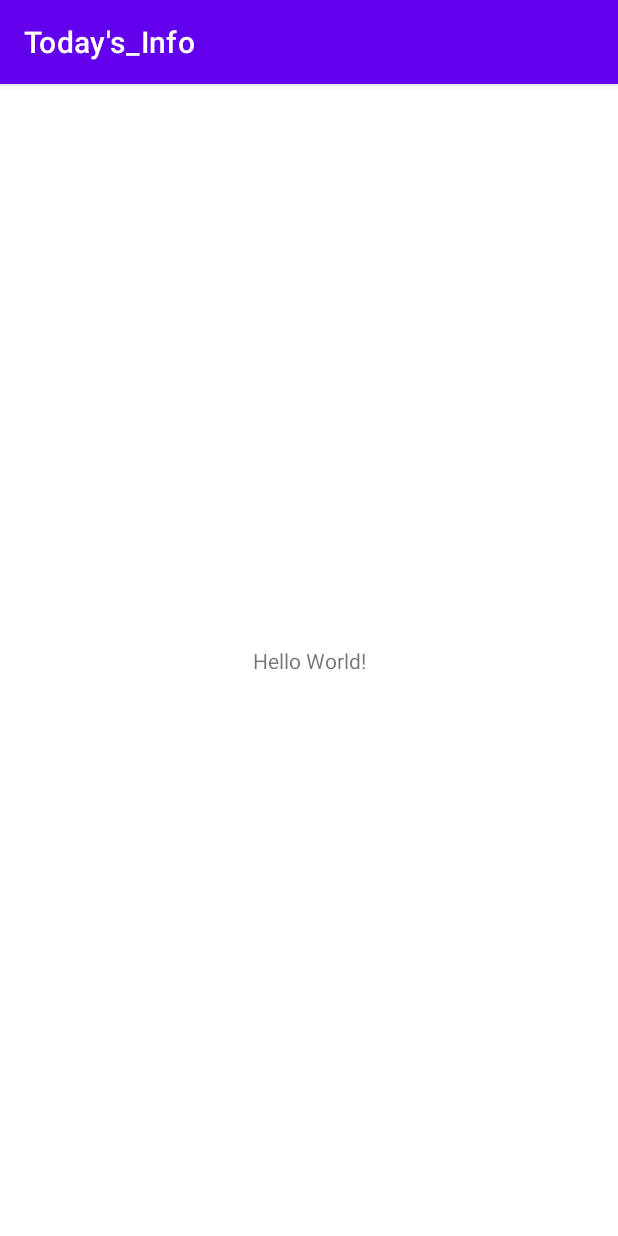
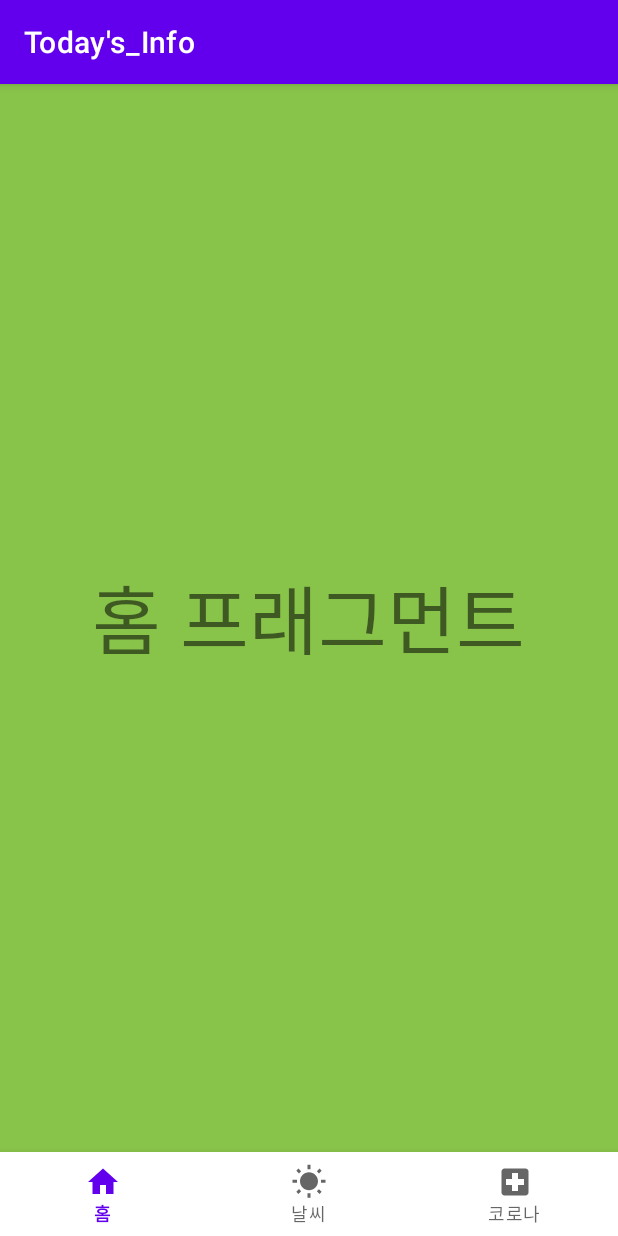
Before and after one commit to let0000/Todays_Info, an Android app: the screen it shows after launch (MainActivity), on a phone screen of 412 x 824 dp. Run offline under Robolectric (Android 15) with nearby library versions, the phone set to English and light mode, and no system bars; our stand-ins replace navigation-ui.

Commit message:
바텀네비게이션 기능 추가

```diff
--- /dev/null
+++ b/app/src/main/java/com/jignong/todays_info/Fragments/HomeFragment.kt
@@ -0,0 +1,32 @@
+package com.jignong.todays_info.Fragments
+
+import android.os.Bundle
+import android.view.LayoutInflater
+import android.view.View
+import android.view.ViewGroup
+import androidx.fragment.app.Fragment
+import com.jignong.todays_info.databinding.FragmentHomeBinding
+
+class HomeFragment : Fragment() {
+
+    private var mBinding : FragmentHomeBinding? = null
+
+    override fun onCreateView(
+        inflater: LayoutInflater,
+        container: ViewGroup?,
+        savedInstanceState: Bundle?
+    ): View? {
+
+        val binding = FragmentHomeBinding.inflate(inflater, container, false)
+
+        mBinding = binding
+
+        return mBinding?.root
+    }
+
+    override fun onDestroyView() {
+        mBinding = null
+        super.onDestroyView()
+    }
+
+}
--- a/app/src/main/java/com/jignong/todays_info/MainActivity.kt
+++ b/app/src/main/java/com/jignong/todays_info/MainActivity.kt
@@ -2,10 +2,29 @@ package com.jignong.todays_info
 
 import androidx.appcompat.app.AppCompatActivity
 import android.os.Bundle
+import androidx.navigation.fragment.NavHostFragment
+import androidx.navigation.ui.NavigationUI
+import com.jignong.todays_info.databinding.ActivityMainBinding
 
 class MainActivity : AppCompatActivity() {
+
+    private lateinit var mBinding : ActivityMainBinding
+
     override fun onCreate(savedInstanceState: Bundle?) {
         super.onCreate(savedInstanceState)
-        setContentView(R.layout.activity_main)
+
+        mBinding = ActivityMainBinding.inflate(layoutInflater)
+
+        setContentView(mBinding.root)
+
+        // 네비게이션을 담는 호스트
+        val navHostFragment = supportFragmentManager.findFragmentById(R.id.nav_host) as NavHostFragment
+
+        // 네비게이션 컨트롤러
+        val navController = navHostFragment.navController
+
+        // 바텀 네이게이션 뷰와 네비게이션을 묶어준다.
+        NavigationUI.setupWithNavController(mBinding.bottomNav, navController)
+
     }
 }
--- /dev/null
+++ b/app/src/main/res/drawable/ic_covid.xml
@@ -0,0 +1,10 @@
+<vector xmlns:android="http://schemas.android.com/apk/res/android"
+    android:width="24dp"
+    android:height="24dp"
+    android:viewportWidth="24"
+    android:viewportHeight="24"
+    android:tint="?attr/colorControlNormal">
+  <path
+      android:fillColor="@android:color/white"
+      android:pathData="M19,3L5,3c-1.1,0 -1.99,0.9 -1.99,2L3,19c0,1.1 0.9,2 2,2h14c1.1,0 2,-0.9 2,-2L21,5c0,-1.1 -0.9,-2 -2,-2zM18,14h-4v4h-4v-4L6,14v-4h4L10,6h4v4h4v4z"/>
+</vector>
--- /dev/null
+++ b/app/src/main/res/drawable/ic_home.xml
@@ -0,0 +1,10 @@
+<vector xmlns:android="http://schemas.android.com/apk/res/android"
+    android:width="24dp"
+    android:height="24dp"
+    android:viewportWidth="24"
+    android:viewportHeight="24"
+    android:tint="?attr/colorControlNormal">
+  <path
+      android:fillColor="@android:color/white"
+      android:pathData="M10,20v-6h4v6h5v-8h3L12,3 2,12h3v8z"/>
+</vector>
--- /dev/null
+++ b/app/src/main/res/drawable/ic_weather.xml
@@ -0,0 +1,10 @@
+<vector xmlns:android="http://schemas.android.com/apk/res/android"
+    android:width="24dp"
+    android:height="24dp"
+    android:viewportWidth="24"
+    android:viewportHeight="24"
+    android:tint="?attr/colorControlNormal">
+  <path
+      android:fillColor="@android:color/white"
+      android:pathData="M6.76,4.84l-1.8,-1.79 -1.41,1.41 1.79,1.79 1.42,-1.41zM4,10.5L1,10.5v2h3v-2zM13,0.55h-2L11,3.5h2L13,0.55zM20.45,4.46l-1.41,-1.41 -1.79,1.79 1.41,1.41 1.79,-1.79zM17.24,18.16l1.79,1.8 1.41,-1.41 -1.8,-1.79 -1.4,1.4zM20,10.5v2h3v-2h-3zM12,5.5c-3.31,0 -6,2.69 -6,6s2.69,6 6,6 6,-2.69 6,-6 -2.69,-6 -6,-6zM11,22.45h2L13,19.5h-2v2.95zM3.55,18.54l1.41,1.41 1.79,-1.8 -1.41,-1.41 -1.79,1.8z"/>
+</vector>
--- a/app/src/main/res/layout/activity_main.xml
+++ b/app/src/main/res/layout/activity_main.xml
@@ -6,13 +6,27 @@
     android:layout_height="match_parent"
     tools:context=".MainActivity">
 
-    <TextView
-        android:layout_width="wrap_content"
+    <!-- 프래그먼트 들이 보여질 컨테이너뷰 -->
+    <androidx.fragment.app.FragmentContainerView
+        android:id="@+id/nav_host"
+        android:name="androidx.navigation.fragment.NavHostFragment"
+        android:layout_width="match_parent"
+        android:layout_height="0dp"
+        android:layout_weight="1"
+        app:defaultNavHost="true"
+        app:layout_constraintBottom_toTopOf="@+id/bottom_nav"
+        app:layout_constraintEnd_toEndOf="parent"
+        app:layout_constraintStart_toStartOf="parent"
+        app:layout_constraintTop_toTopOf="parent"
+        app:navGraph="@navigation/nav_graph" />
+
+    <com.google.android.material.bottomnavigation.BottomNavigationView
+        android:id="@+id/bottom_nav"
+        android:layout_width="match_parent"
         android:layout_height="wrap_content"
-        android:text="Hello World!"
         app:layout_constraintBottom_toBottomOf="parent"
-        app:layout_constraintLeft_toLeftOf="parent"
-        app:layout_constraintRight_toRightOf="parent"
-        app:layout_constraintTop_toTopOf="parent" />
+        app:layout_constraintEnd_toEndOf="parent"
+        app:layout_constraintStart_toStartOf="parent"
+        app:menu="@menu/bottom_nav_menu" />
 
 </androidx.constraintlayout.widget.ConstraintLayout>
--- /dev/null
+++ b/app/src/main/res/layout/fragment_home.xml
@@ -0,0 +1,19 @@
+<?xml version="1.0" encoding="utf-8"?>
+<RelativeLayout xmlns:android="http://schemas.android.com/apk/res/android"
+    android:layout_width="match_parent"
+    android:layout_height="match_parent"
+    xmlns:tools="http://schemas.android.com/tools"
+    android:background="#88C34A"
+    android:id="@+id/friendsFragment"
+    tools:context="com.jignong.todays_info.Fragments.HomeFragment">
+
+    <TextView
+        android:id="@+id/friends_Fragment_title"
+        android:layout_width="wrap_content"
+        android:layout_height="wrap_content"
+        android:text="홈 프래그먼트"
+        android:textSize="50sp"
+        android:layout_centerInParent="true"
+        />
+
+</RelativeLayout>
--- /dev/null
+++ b/app/src/main/res/menu/bottom_nav_menu.xml
@@ -0,0 +1,19 @@
+<?xml version="1.0" encoding="utf-8"?>
+<menu xmlns:android="http://schemas.android.com/apk/res/android">
+
+    <item
+        android:id="@+id/homeFragment"
+        android:title="홈"
+        android:icon="@drawable/ic_home"
+        />
+    <item
+        android:id="@+id/weatherFragment"
+        android:title="날씨"
+        android:icon="@drawable/ic_weather"
+        />
+    <item
+        android:id="@+id/covidFragment"
+        android:title="코로나"
+        android:icon="@drawable/ic_covid"
+        />
+</menu>
--- /dev/null
+++ b/app/src/main/res/navigation/nav_graph.xml
@@ -0,0 +1,23 @@
+<?xml version="1.0" encoding="utf-8"?>
+<navigation xmlns:android="http://schemas.android.com/apk/res/android"
+    xmlns:app="http://schemas.android.com/apk/res-auto"
+    xmlns:tools="http://schemas.android.com/tools"
+    android:id="@+id/nav_graph"
+    app:startDestination="@id/homeFragment">
+
+    <fragment
+        android:id="@+id/homeFragment"
+        android:name="com.jignong.todays_info.Fragments.HomeFragment"
+        android:label="fragment_home"
+        tools:layout="@layout/fragment_home" />
+    <fragment
+        android:id="@+id/weatherFragment"
+        android:name="com.jignong.todays_info.Fragments.WeatherFragment"
+        android:label="fragment_weather"
+        tools:layout="@layout/fragment_weather" />
+    <fragment
+        android:id="@+id/covidFragment"
+        android:name="com.jignong.todays_info.Fragments.CovidFragment"
+        android:label="fragment_covid"
+        tools:layout="@layout/fragment_covid" />
+</navigation>
```
Also changed, not shown: app/build.gradle (+12 -0 lines), app/src/main/java/com/jignong/todays_info/Fragments/CovidFragment.kt (added, +32 -0 lines), app/src/main/java/com/jignong/todays_info/Fragments/WeatherFragment.kt (added, +32 -0 lines), app/src/main/res/layout/fragment_covid.xml (added, +19 -0 lines), app/src/main/res/layout/fragment_weather.xml (added, +19 -0 lines).
